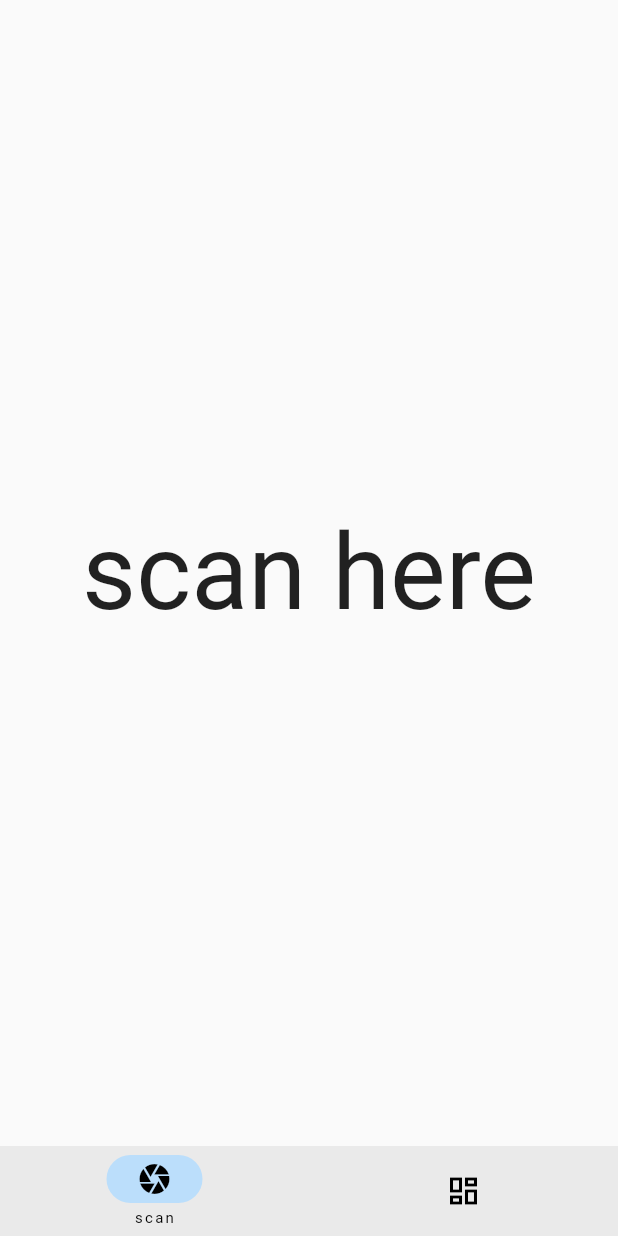
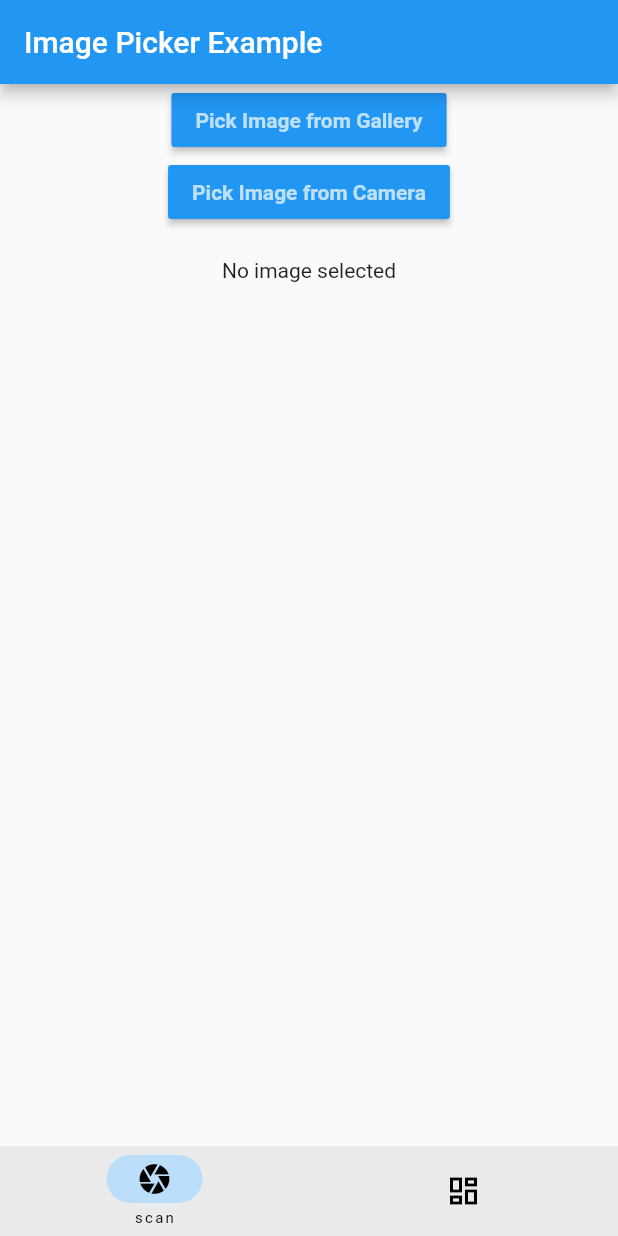
Before and after one commit to cosmic-invaders/crackapp, a Flutter app: the screen it shows after launch, on a phone screen of 412 x 824 dp. Run offline on Flutter 3.47's test engine with Material 2 defaults, Android fonts, the phone set to English and light mode, and no system bars; our stand-ins replace image_picker.

Commit message:
Image pickeer working

```diff
--- a/lib/pages/scan.dart
+++ b/lib/pages/scan.dart
@@ -1,18 +1,89 @@
+// import 'dart:js_util';
+
 import 'package:flutter/material.dart';
+import 'dart:io';
+import 'package:flutter/services.dart';
+import 'package:image_picker/image_picker.dart';
 
 
 class scan extends StatefulWidget {
-  const scan({Key? key}) : super(key: key);
+  const scan({Key? key,}) : super(key: key);
+
+
 
   @override
-  State<scan> createState() => _scanState();
-}
+  State<scan> createState() => _scanState();}
 
 class _scanState extends State<scan> {
+
+  File? image;
+
+  Future pickImage() async {
+    try {
+      final image = await ImagePicker().pickImage(source: ImageSource.gallery);
+
+      if(image == null) return;
+
+      final imageTemp = File(image.path);
+
+      setState(() => this.image = imageTemp);
+    } on PlatformException catch(e) {
+      print('Failed to pick image: $e');
+    }
+  }
+
+  Future pickImageC() async {
+    try {
+      final image = await ImagePicker().pickImage(source: ImageSource.camera);
+
+      if(image == null) return;
+
+      final imageTemp = File(image.path);
+
+      setState(() => this.image = imageTemp);
+    } on PlatformException catch(e) {
+      print('Failed to pick image: $e');
+    }
+  }
+
   @override
   Widget build(BuildContext context) {
     return Scaffold(
-      body: Center(child: Text('scan here',style: TextStyle(fontSize: 70),)),
+        appBar: AppBar(
+          title: const Text("Image Picker Example"),
+        ),
+        body: Center(
+          child: Column(
+            children: [
+              MaterialButton(
+                  color: Colors.blue,
+                  child: const Text(
+                      "Pick Image from Gallery",
+                      style: TextStyle(
+                          color: Colors.white70, fontWeight: FontWeight.bold
+                      )
+                  ),
+                  onPressed: () {
+                    pickImage();
+                  }
+              ),
+              MaterialButton(
+                  color: Colors.blue,
+                  child: const Text(
+                      "Pick Image from Camera",
+                      style: TextStyle(
+                          color: Colors.white70, fontWeight: FontWeight.bold
+                      )
+                  ),
+                  onPressed: () {
+                    pickImageC();
+                  }
+              ),
+              SizedBox(height: 20,),
+              image != null ? Image.file(image!): Text("No image selected")
+            ],
+          ),
+        )
     );
   }
 }
```
Also changed, not shown: pubspec.yaml (+5 -3 lines), assets/illustration.jpg (added), pubspec.lock.
